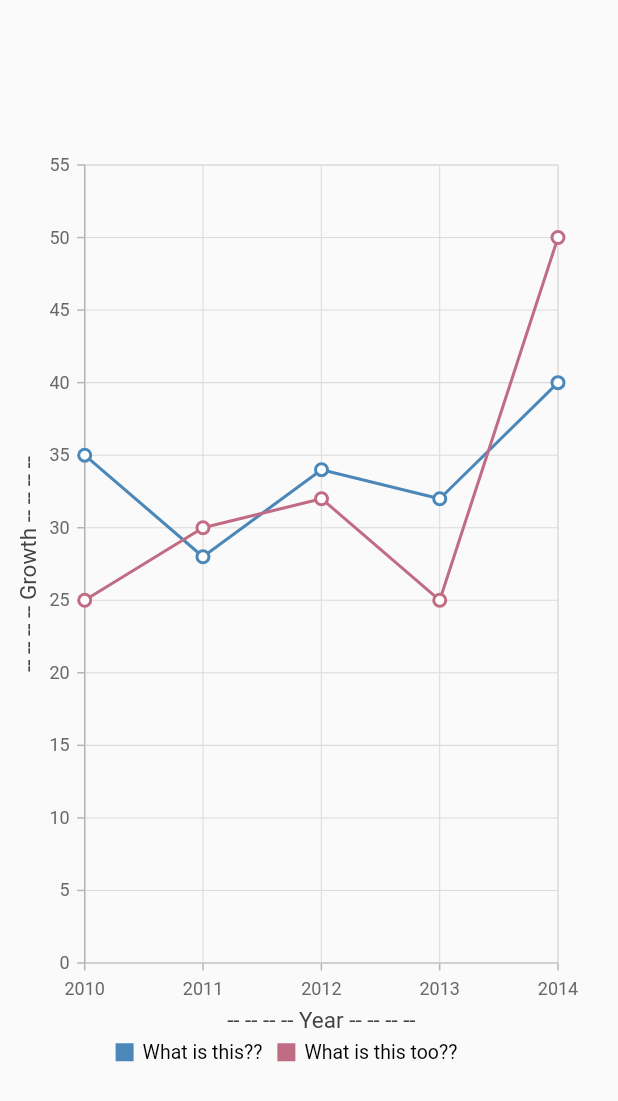
After one commit to AradhyaNepal/graph_practice, a Flutter app: the screen it shows after launch, swiped to page 5, on a phone screen of 412 x 824 dp. The commit adds this screen. Shown: the top 1101 px of the screen. Run offline on Flutter 3.47's test engine with Material 2 defaults, Android fonts, the phone set to English and light mode, and no system bars; our stand-ins replace syncfusion_flutter_charts.

Commit message:
Updating Charts

```diff
--- a/lib/main.dart
+++ b/lib/main.dart
@@ -1,8 +1,13 @@
 import 'package:flutter/material.dart';
-import 'package:graph_practice/screen/dougnut/double_first_doughnut.dart';
-import 'package:graph_practice/screen/dougnut/double_second_doughnut.dart';
-import 'package:graph_practice/screen/dougnut/single_dougnut.dart';
-import 'package:graph_practice/screen/dougnut/weird_line_chart.dart';
+import 'package:graph_practice/screen/charts/bar_graph.dart';
+import 'package:graph_practice/screen/charts/circular_progress.dart';
+import 'package:graph_practice/screen/charts/curved_line_chart.dart';
+import 'package:graph_practice/screen/charts/double_first_doughnut.dart';
+import 'package:graph_practice/screen/charts/double_second_doughnut.dart';
+import 'package:graph_practice/screen/charts/income_vs_expense.dart';
+import 'package:graph_practice/screen/charts/multiple_line_chart.dart';
+import 'package:graph_practice/screen/charts/single_dougnut.dart';
+import 'package:graph_practice/screen/charts/stack_bar_graph.dart';
 
 void main() {
   runApp(const MyApp());
@@ -21,10 +26,14 @@ class MyApp extends StatelessWidget {
       home: PageView(
         scrollDirection: Axis.vertical,
         children: [
-          const DoubleFirstDoughnut(outerValue: 10, innerValue: 10),
+          const DoubleFirstDoughnut(outerValue: 67, innerValue: 40),
           DoubleSecondDoughnut.load(),
           const SingleDoughnut(totalPercentage: 70, expectedPercentage: 90),
-          WeirdLineChart.load(),
+          CurvedLineChart.load(),
+          const MultipleLineChart(),
+          BarGraph(),
+          const IncomeVsExpenseChart(),
+          const StackBarGraph(),
         ],
       ),
     );
--- a/lib/screen/dougnut/weird_line_chart.dart
+++ b/lib/screen/charts/curved_line_chart.dart
@@ -1,12 +1,12 @@
 import 'package:flutter/material.dart';
 import 'package:syncfusion_flutter_charts/charts.dart';
 
-class WeirdLineChart extends StatelessWidget {
+class CurvedLineChart extends StatelessWidget {
   final List<_ChartData> chartData;
 
-  const WeirdLineChart({required this.chartData, Key? key}) : super(key: key);
+  const CurvedLineChart({required this.chartData, Key? key}) : super(key: key);
 
-  factory WeirdLineChart.load() => WeirdLineChart(
+  factory CurvedLineChart.load() => CurvedLineChart(
         chartData: [
           _ChartData('-1', 50),
           _ChartData('0', 60),
--- /dev/null
+++ b/lib/screen/charts/multiple_line_chart.dart
@@ -0,0 +1,102 @@
+import 'package:flutter/material.dart';
+import 'package:syncfusion_flutter_charts/charts.dart';
+
+class MultipleLineChart extends StatefulWidget {
+  const MultipleLineChart({super.key});
+
+  @override
+  State<MultipleLineChart> createState() => _MultipleLineChartState();
+}
+
+class _MultipleLineChartState extends State<MultipleLineChart> {
+  @override
+  Widget build(BuildContext context) {
+    final size = MediaQuery.of(context).size;
+    final List<SalesData> chartData1 = [
+      SalesData(DateTime.parse("2010-05-09"), 35),
+      SalesData(DateTime.parse("2011-05-09"), 28),
+      SalesData(DateTime.parse("2012-05-09"), 34),
+      SalesData(DateTime.parse("2013-05-09"), 32),
+      SalesData(DateTime.parse("2014-05-09"), 40)
+    ];
+    final List<SalesData> chartData2 = [
+      SalesData(DateTime.parse("2010-05-09"), 25),
+      SalesData(DateTime.parse("2011-05-09"), 30),
+      SalesData(DateTime.parse("2012-05-09"), 32),
+      SalesData(DateTime.parse("2013-05-09"), 25),
+      SalesData(DateTime.parse("2014-05-09"), 50)
+    ];
+    return Scaffold(
+      body: SizedBox(
+        height: size.height,
+        width: size.width,
+        child: Padding(
+          padding: const EdgeInsets.only(
+            right: 30,
+            top: 100,
+            bottom: 100,
+          ),
+          child: SfCartesianChart(
+            legend: Legend(
+              isVisible: true,
+              isResponsive: true,
+            ),
+            primaryXAxis: DateTimeAxis(
+              isVisible: true,
+              title: AxisTitle(
+                text: "-- -- -- -- Year -- -- -- --",
+              ),
+            ),
+            primaryYAxis: NumericAxis(
+              isVisible: true,
+              title: AxisTitle(
+                text: "-- -- -- -- Growth -- -- -- --",
+              ),
+            ),
+            tooltipBehavior: TooltipBehavior(
+              enable: true,
+              color: Colors.grey.shade500,
+              builder: (data, point, series, pointIndex, seriesIndex) {
+                return Padding(
+                  padding: const EdgeInsets.symmetric(
+                    vertical: 5,
+                    horizontal: 7.5,
+                  ),
+                  child: Text(
+                    "${(point as CartesianChartPoint).y}",
+                    style: const TextStyle(
+                      color: Colors.white,
+                      fontWeight: FontWeight.w600,
+                    ),
+                  ),
+                );
+              },
+            ),
+            series: <ChartSeries>[
+              LineSeries<SalesData, DateTime>(
+                  name: "What is this??",
+                  dataSource: chartData1,
+                  enableTooltip: true,
+                  markerSettings: const MarkerSettings(isVisible: true),
+                  xValueMapper: (SalesData sales, _) => sales.year,
+                  yValueMapper: (SalesData sales, _) => sales.sales),
+              LineSeries<SalesData, DateTime>(
+                  name: "What is this too??",
+                  dataSource: chartData2,
+                  markerSettings: const MarkerSettings(isVisible: true),
+                  xValueMapper: (SalesData sales, _) => sales.year,
+                  yValueMapper: (SalesData sales, _) => sales.sales),
+            ],
+          ),
+        ),
+      ),
+    );
+  }
+}
+
+class SalesData {
+  SalesData(this.year, this.sales);
+
+  final DateTime year;
+  final double sales;
+}
```
Also changed, not shown: lib/screen/charts/bar_graph.dart (added, +95 -0 lines), lib/screen/charts/circular_progress.dart (added, +138 -0 lines), lib/screen/charts/income_vs_expense.dart (added, +73 -0 lines), lib/screen/charts/stack_bar_graph.dart (added, +45 -0 lines), lib/screen/charts/double_first_doughnut.dart (renamed from lib/screen/dougnut/double_first_doughnut.dart), lib/screen/charts/double_second_doughnut.dart (renamed from lib/screen/dougnut/double_second_doughnut.dart), lib/screen/charts/single_dougnut.dart (renamed from lib/screen/dougnut/single_dougnut.dart).
